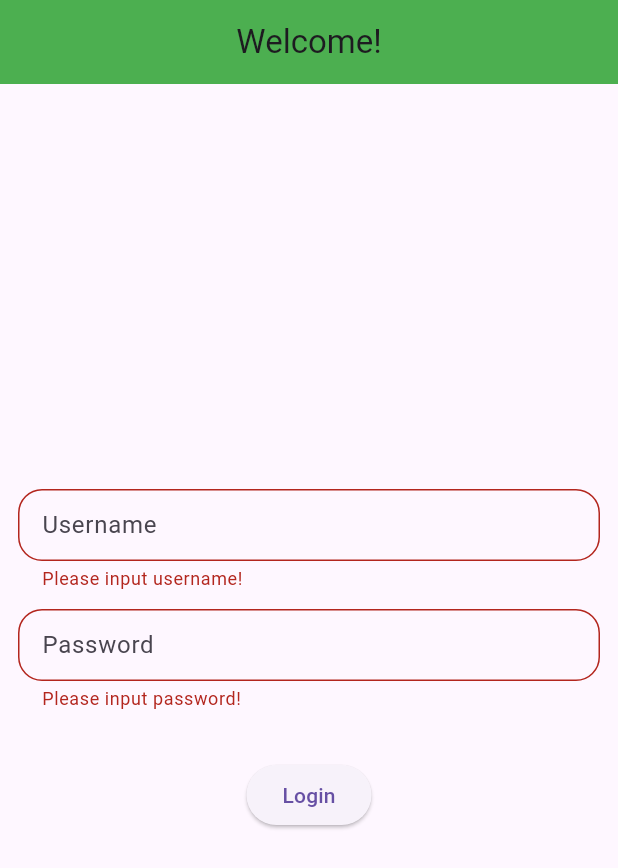
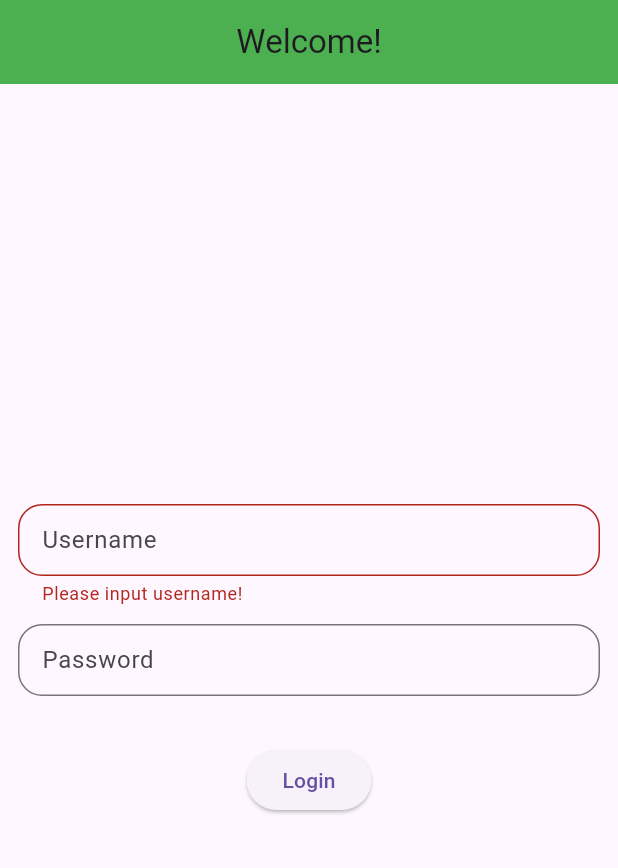
Before and after one commit to metajet98/interview_exam, a Flutter app: the screen it shows after launch, after a tap on "Login", on a phone screen of 412 x 824 dp. Shown: the top 868 px of the screen. Run offline on Flutter 3.47's test engine with Material 3 defaults, Android fonts, the light colour scheme and no system bars; our stand-ins replace equatable, flutter_bloc, font_awesome_flutter, get_it, shared_preferences, skeletonizer; network calls fail.

Commit message:
remove password validation

```diff
--- a/assets/auth.json
+++ b/assets/auth.json
@@ -4,13 +4,13 @@
     "id": "u0001",
     "name": "User1",
     "avatar": "https://i.pravatar.cc/150?img=1",
-    "password": "123456"
+    "password": ""
   },
   {
     "username": "ilwadmin",
     "id": "a0001",
     "name": "User0",
     "avatar": "https://i.pravatar.cc/150?img=2",
-    "password": "123456"
+    "password": ""
   }
 ]
--- a/lib/features/login/widgets/login_password_text_field.dart
+++ b/lib/features/login/widgets/login_password_text_field.dart
@@ -19,12 +19,6 @@ class LoginPasswordTextField extends StatelessWidget {
           borderRadius: BorderRadius.circular(16),
         ),
       ),
-      validator: (password) {
-        if (password == null || password.isEmpty) {
-          return 'Please input password!';
-        }
-        return null;
-      },
       onChanged: (password) => context.read<LoginBloc>().add(
             LoginEventPasswordChange(
               password: password,
```
